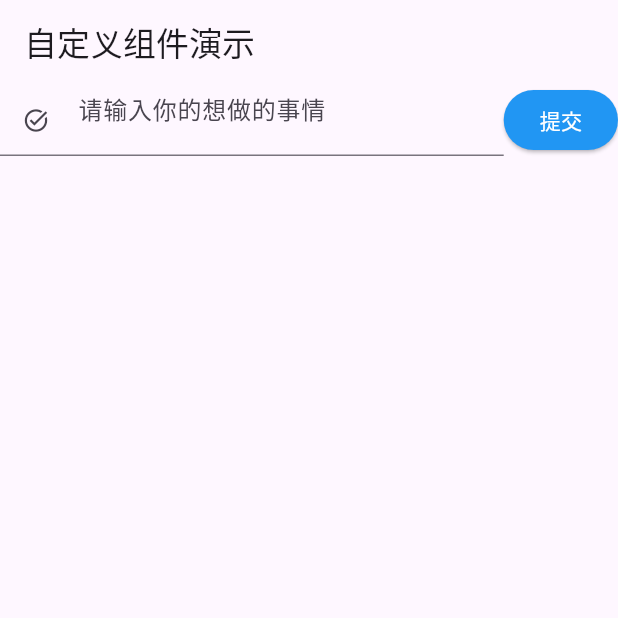
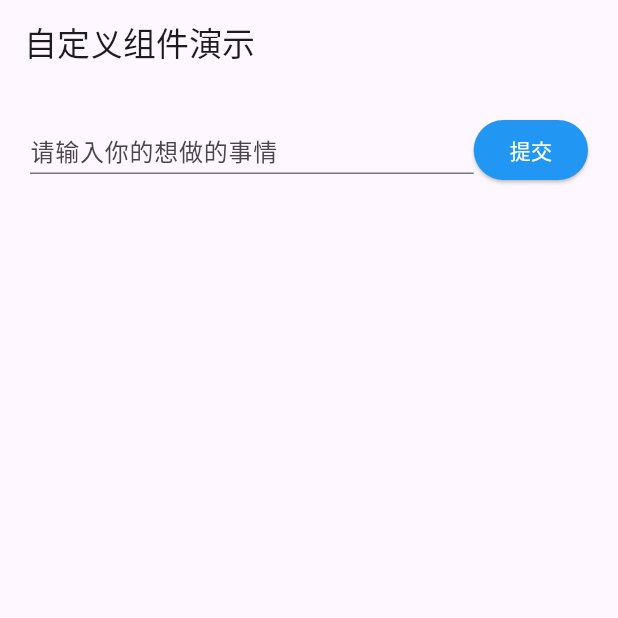
Before and after one commit to hongzhe12/flutter_component_demo, a Flutter app: the screen it shows after launch, on a phone screen of 412 x 824 dp, the top half of it. Run offline on Flutter 3.47's test engine with Material 3 defaults, Android fonts, the light colour scheme and no system bars.

```diff
--- a/lib/main.dart
+++ b/lib/main.dart
@@ -52,7 +52,9 @@ class MyCustomCard extends StatelessWidget {
   @override
   Widget build(BuildContext context) {
     // 这就是你要学习编写的组件
-    return Row(
+    return Padding(
+      padding: const EdgeInsets.all(20),
+      child: Row(
         crossAxisAlignment: CrossAxisAlignment.center,
         children: [
           Expanded(
@@ -61,7 +63,6 @@ class MyCustomCard extends StatelessWidget {
               decoration: const InputDecoration(
                 isDense: true,
                 hintText: '请输入你的想做的事情', // 提示文字
-              prefixIcon: Icon(Icons.task_alt), // 前置图标
               ),
             ),
           ),
@@ -74,6 +75,7 @@ class MyCustomCard extends StatelessWidget {
             child: const Text('提交'),
           ),
         ],
+      ),
     );
   }
 }
```
Lines whose indentation alone changed are shown as unchanged.
